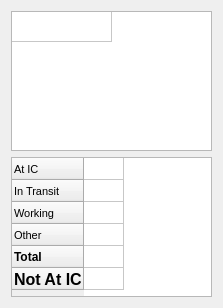
The window that designer/teamTabsPopup.ui (ncssar/radiolog) describes before a commit, drawn with Qt 5.
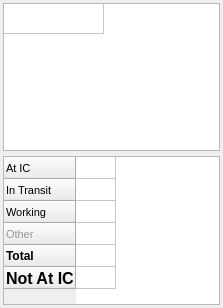
The same window after the commit.

What changed in the file:
```diff
--- a/designer/teamTabsPopup.ui
+++ b/designer/teamTabsPopup.ui
@@ -10,6 +10,18 @@
     <height>308</height>
    </rect>
   </property>
+  <property name="sizePolicy">
+   <sizepolicy hsizetype="Preferred" vsizetype="Preferred">
+    <horstretch>0</horstretch>
+    <verstretch>0</verstretch>
+   </sizepolicy>
+  </property>
+  <property name="minimumSize">
+   <size>
+    <width>200</width>
+    <height>0</height>
+   </size>
+  </property>
   <property name="font">
    <font>
     <family>Segoe UI</family>
@@ -20,6 +32,21 @@
    <string>Callsigns</string>
   </property>
   <layout class="QVBoxLayout" name="verticalLayout" stretch="0,0">
+   <property name="spacing">
+    <number>5</number>
+   </property>
+   <property name="leftMargin">
+    <number>3</number>
+   </property>
+   <property name="topMargin">
+    <number>3</number>
+   </property>
+   <property name="rightMargin">
+    <number>3</number>
+   </property>
+   <property name="bottomMargin">
+    <number>3</number>
+   </property>
    <item>
     <widget class="QTableWidget" name="teamTabsTableWidget">
      <property name="font">
@@ -113,6 +140,15 @@
       <property name="text">
        <string>Other</string>
       </property>
+      <property name="foreground">
+       <brush brushstyle="SolidPattern">
+        <color alpha="255">
+         <red>150</red>
+         <green>150</green>
+         <blue>150</blue>
+        </color>
+       </brush>
+      </property>
      </row>
      <row>
       <property name="text">
@@ -143,6 +179,20 @@
        <string>Count</string>
       </property>
      </column>
+     <item row="3" column="0">
+      <property name="text">
+       <string/>
+      </property>
+      <property name="foreground">
+       <brush brushstyle="SolidPattern">
+        <color alpha="255">
+         <red>150</red>
+         <green>150</green>
+         <blue>150</blue>
+        </color>
+       </brush>
+      </property>
+     </item>
      <item row="4" column="0">
       <property name="text">
        <string/>
```
Left out of the diff: 3 changed lines with no effect on the pictures.
